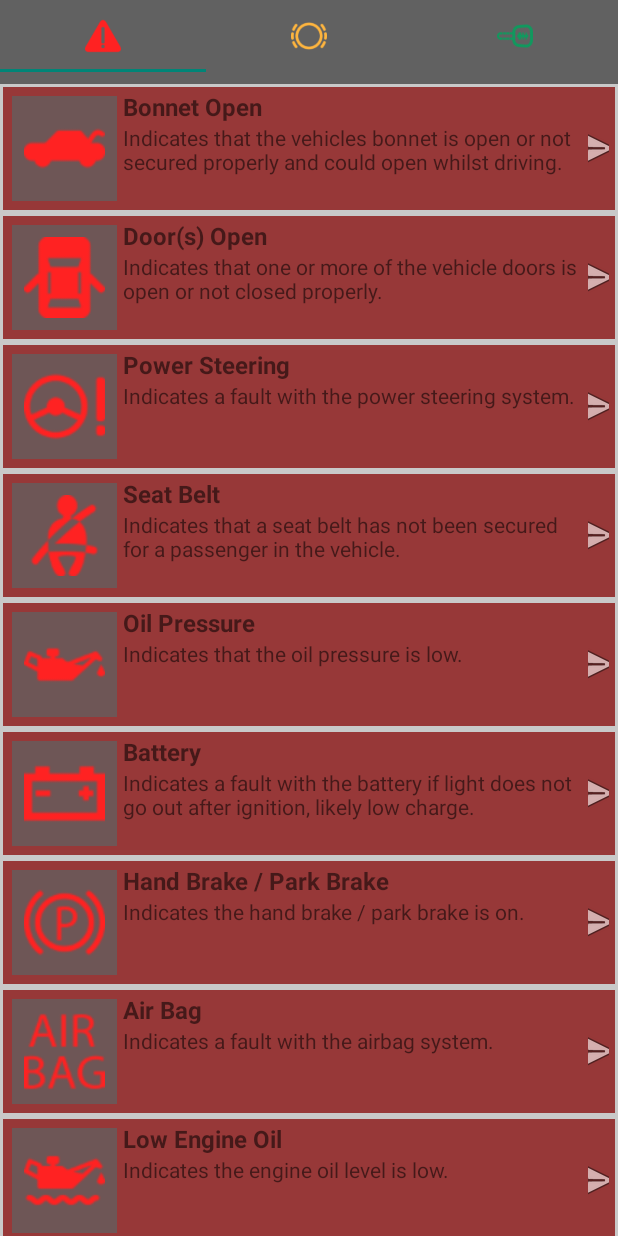
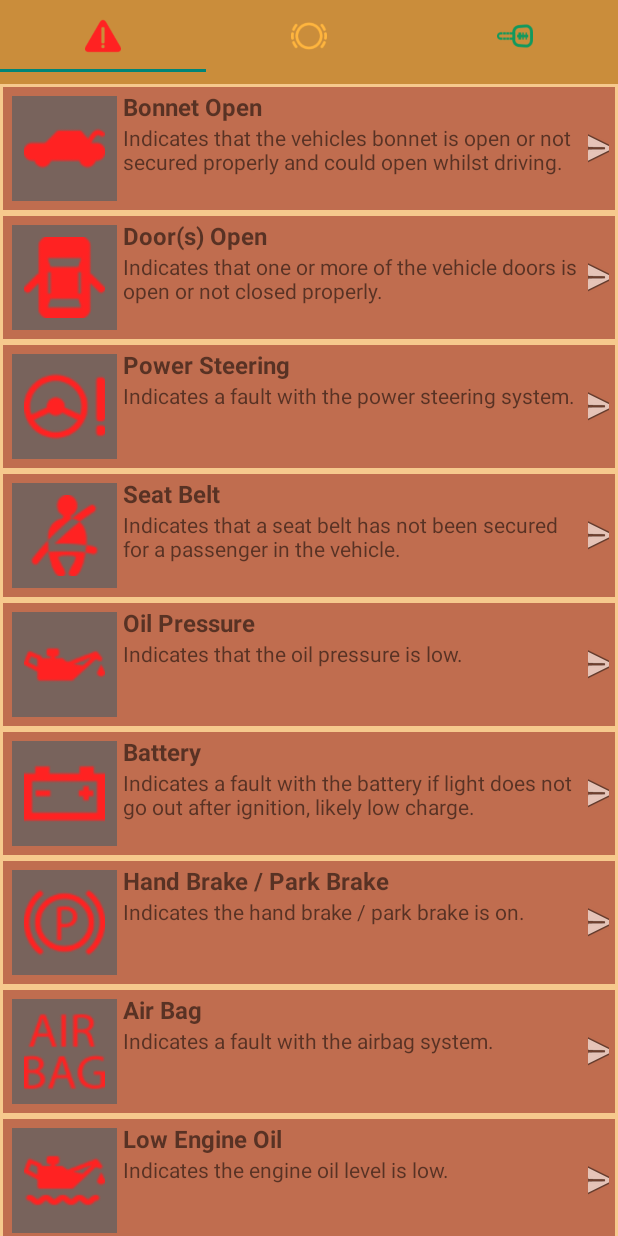
Before and after one commit to BenBehor/Carlendar, an Android app: the DashboardLightActivity screen opened directly, with no data from a screen before it, on a phone screen of 412 x 824 dp. Run offline under Robolectric (Android 15) with nearby library versions, the phone set to English and light mode, and no system bars.

```diff
--- a/app/src/main/java/com/mac/ben/carlendar1/RecyclerViewAdapter.java
+++ b/app/src/main/java/com/mac/ben/carlendar1/RecyclerViewAdapter.java
@@ -3,7 +3,6 @@ package com.mac.ben.carlendar1;
 import android.annotation.SuppressLint;
 import android.app.AlertDialog;
 import android.content.Context;
-import android.content.DialogInterface;
 import android.content.Intent;
 import android.net.Uri;
 import android.view.LayoutInflater;
@@ -11,7 +10,6 @@ import android.view.View;
 import android.view.ViewGroup;
 import android.view.animation.Animation;
 import android.view.animation.AnimationUtils;
-import android.webkit.WebView;
 import android.widget.ImageView;
 import android.widget.TextView;
 import androidx.annotation.NonNull;
@@ -32,7 +30,7 @@ public class RecyclerViewAdapter extends RecyclerView.Adapter<RecyclerViewAdapte
             case 1: mColor = R.color.colorRed; break;
             case 2: mColor = R.color.colorYellow; break;
             case 3: mColor = R.color.colorGreen; break;
-                default: mColor = R.color.colorGray; break;
+                default: mColor = R.color.appBrown; break;
         }
 
     }
--- a/app/src/main/res/drawable/primary_round.xml
+++ b/app/src/main/res/drawable/primary_round.xml
@@ -1,10 +1,10 @@
 <?xml version="1.0" encoding="utf-8"?>
 <ripple xmlns:android="http://schemas.android.com/apk/res/android"
-    android:color="@color/colorButtonPressed">
+    android:color="@color/colorBlack">
     <item>
         <shape>
             <corners android:radius="6dp" />
-            <solid android:color="@color/colorButton" />
+            <solid android:color="@color/appYellow" />
         </shape>
     </item>
 </ripple>
--- a/app/src/main/res/drawable/primary_round_transperant.xml
+++ b/app/src/main/res/drawable/primary_round_transperant.xml
@@ -1,10 +1,10 @@
 <?xml version="1.0" encoding="utf-8"?>
 <ripple xmlns:android="http://schemas.android.com/apk/res/android"
-    android:color="@color/colorSpinner">
+    android:color="@color/appBrownTransparent">
     <item>
         <shape>
             <corners android:radius="6dp" />
-            <solid android:color="@color/colorSpinner" />
+            <solid android:color="@color/appBrownTransparent" />
         </shape>
     </item>
 </ripple>
--- a/app/src/main/res/layout/frag_dashboard.xml
+++ b/app/src/main/res/layout/frag_dashboard.xml
@@ -4,7 +4,7 @@
     android:layout_width="match_parent"
     android:layout_height="match_parent"
     android:orientation="vertical"
-    android:background="@color/colorLightGray"
+    android:background="@color/appBrownTransparent"
     tools:context=".DashboardLightActivity">
 
 
--- a/app/src/main/res/layout/frag_store.xml
+++ b/app/src/main/res/layout/frag_store.xml
@@ -4,7 +4,7 @@
     android:layout_width="match_parent"
     android:layout_height="match_parent"
     android:orientation="vertical"
-    android:background="@color/colorLightGray"
+    android:background="@color/appBrownTransparent"
     tools:context=".DashboardLightActivity">
 
 
--- a/app/src/main/res/layout/recyclerview_tabbed.xml
+++ b/app/src/main/res/layout/recyclerview_tabbed.xml
@@ -11,7 +11,7 @@
         android:id="@+id/tab_layout"
         android:layout_width="match_parent"
         android:layout_height="wrap_content"
-        android:background="@color/colorGray"
+        android:background="@color/appBrown"
         android:minHeight="?attr/actionBarSize" />
 
     <androidx.viewpager.widget.ViewPager
--- a/app/src/main/res/values/colors.xml
+++ b/app/src/main/res/values/colors.xml
@@ -1,22 +1,18 @@
 <?xml version="1.0" encoding="utf-8"?>
 <resources>
-    <color name="colorRed">#CB8B1313</color>
-    <color name="colorYellow">#F3E415</color>
-    <color name="colorGreen">#1BA81C</color>
+    <color name="colorRed">#808B1313</color>
+    <color name="colorYellow">#80D8C100</color>
+    <color name="colorGreen">#8025D827</color>
     <color name="colorGray">#616161</color>
     <color name="colorBlack">#000000</color>
-    <color name="colorBackground">#E8EBE4BA</color>
+
     <color name="colorLightGray">#C9C9C9</color>
+    <color name="colorLightGreen">#9CD15F</color>
 
-    <color name="colorButton">#EBDA6E</color>
-    <color name="colorButtonPressed">#9CD15F</color>
-    <color name="colorButtonText">#000000</color>
-    <color name="colorSpinner">#BFF5B868</color>
-
-
+    <color name="appYellow">#EBDA6E</color>
+    <color name="appBrownTransparent">#BFF5B868</color>
+    <color name="appBrown">#CA8D3B</color>
 
     <color name="colorTransparent">#00FFFFFF</color>
     <color name="colorGrayTransparent">#BF616161</color>
-    <color name="colorWhiteTransparent">#80FFFFFF</color>
-    <color name="colorSettingsTransparent">#00FFFFFF</color>
 </resources>
--- a/app/src/main/res/values/styles.xml
+++ b/app/src/main/res/values/styles.xml
@@ -8,12 +8,12 @@
         <item name="android:windowIsTranslucent">true</item>
         <item name="android:windowCloseOnTouchOutside">true</item>
         <item name="android:windowNoTitle">true</item>
-        <item name="android:windowBackground">@color/colorSettingsTransparent</item>
+        <item name="android:windowBackground">@color/colorTransparent</item>
     </style>
 
     <!-- Button style-->
     <style name="Button">
-        <item name="android:textColor">@color/colorButtonText</item>
+        <item name="android:textColor">@color/colorBlack</item>
         <item name="android:padding">0dp</item>
         <item name="android:minWidth">88dp</item>
         <item name="android:minHeight">36dp</item>
```
